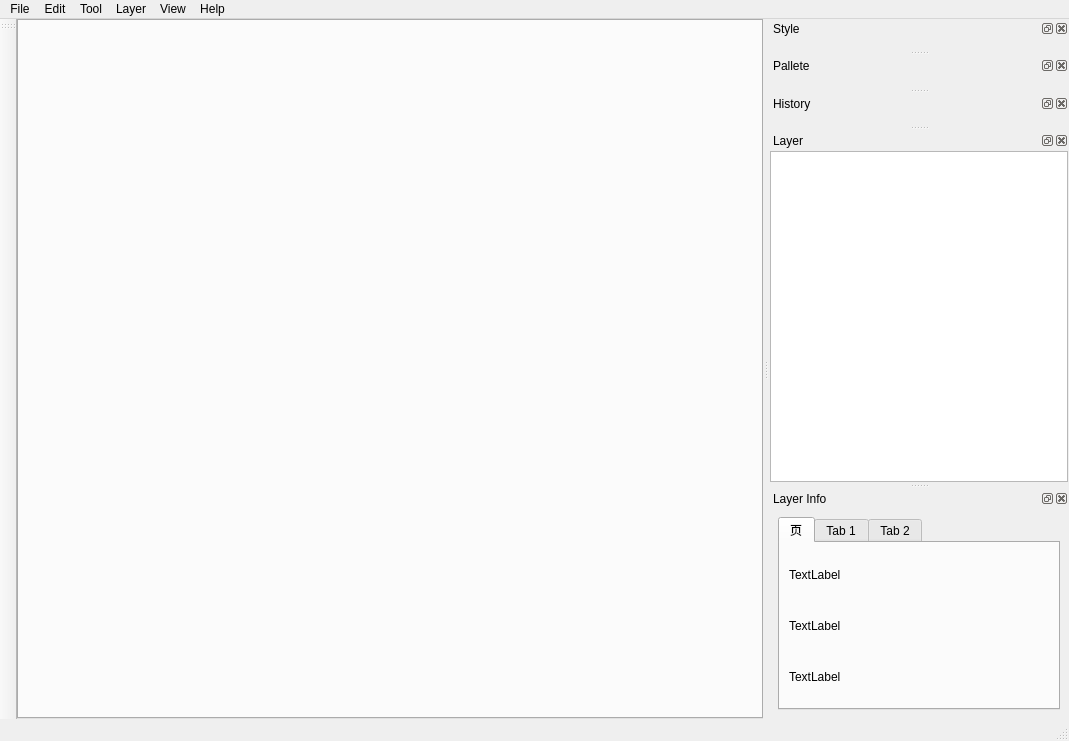
This is modules/widget/seditor.ui in SGIS-Dev-Team/SGIS as Qt 5 draws it before an edit. The edited form follows.
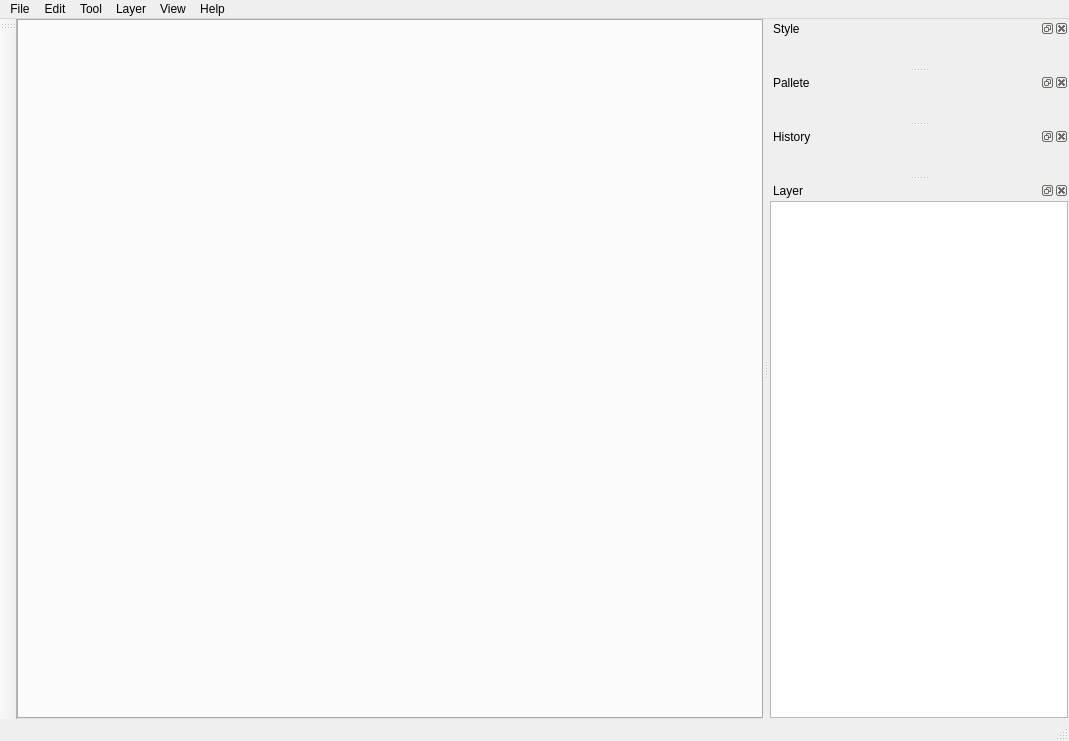
This is the edited form. The open tabs and pages were chosen to show the change. Custom widgets are drawn as their Qt base class.

```diff
--- a/modules/widget/seditor.ui
+++ b/modules/widget/seditor.ui
@@ -252,63 +252,13 @@
       <number>1</number>
      </property>
      <item>
-      <widget class="QLayerView" name="mLayerView"/>
-     </item>
-    </layout>
-   </widget>
-  </widget>
-  <widget class="QDockWidget" name="dockWidget">
-   <property name="windowTitle">
-    <string>Layer Info</string>
-   </property>
-   <attribute name="dockWidgetArea">
-    <number>2</number>
-   </attribute>
-   <widget class="QWidget" name="dockWidgetContents">
-    <layout class="QHBoxLayout" name="horizontalLayout_3">
-     <item>
-      <widget class="QTabWidget" name="tabWidget">
-       <property name="currentIndex">
-        <number>1</number>
+      <widget class="QLayerView" name="mLayerView">
+       <property name="dragEnabled">
+        <bool>true</bool>
        </property>
-       <widget class="QWidget" name="tab_3">
-        <attribute name="title">
-         <string>页</string>
-        </attribute>
-        <layout class="QVBoxLayout" name="verticalLayout">
-         <item>
-          <widget class="QLabel" name="label_2">
-           <property name="text">
-            <string>TextLabel</string>
-           </property>
-          </widget>
-         </item>
-         <item>
-          <widget class="QLabel" name="label">
-           <property name="text">
-            <string>TextLabel</string>
-           </property>
-          </widget>
-         </item>
-         <item>
-          <widget class="QLabel" name="label_3">
-           <property name="text">
-            <string>TextLabel</string>
-           </property>
-          </widget>
-         </item>
-        </layout>
-       </widget>
-       <widget class="QWidget" name="tab">
-        <attribute name="title">
-         <string>Tab 1</string>
-        </attribute>
-       </widget>
-       <widget class="QWidget" name="tab_2">
-        <attribute name="title">
-         <string>Tab 2</string>
-        </attribute>
-       </widget>
+       <property name="dragDropMode">
+        <enum>QAbstractItemView::InternalMove</enum>
+       </property>
       </widget>
      </item>
     </layout>
```
Left out of the diff: 32 changed lines with no effect on the pictures.
